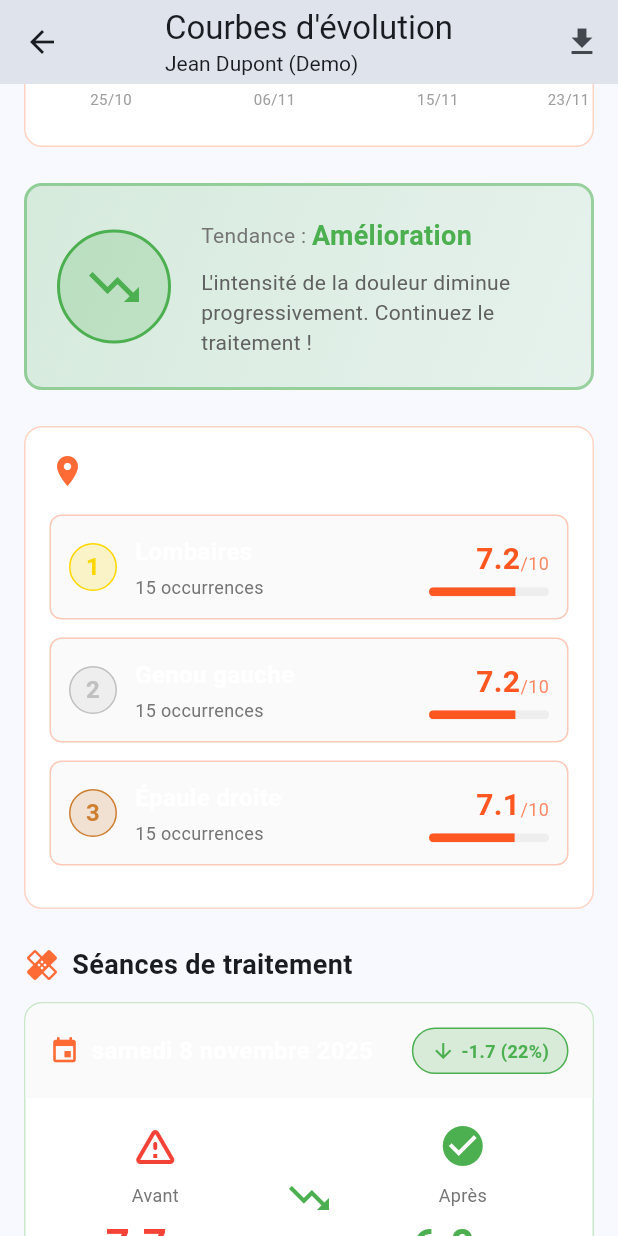
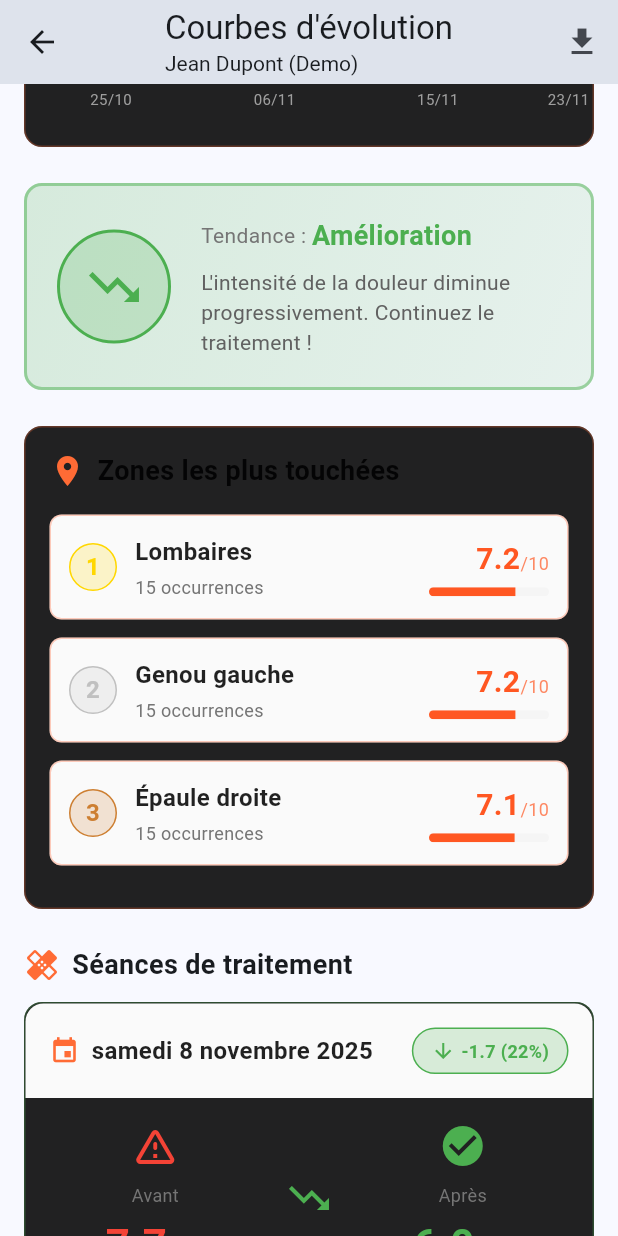
Before and after one commit to RBSoftwareAI/kine, a Flutter app: the EvolutionScreen screen opened directly, scrolled down 576 dp, on a phone screen of 412 x 824 dp. Run offline on Flutter 3.47's test engine with Material 3 defaults, Android fonts, the phone set to English and light mode, and no system bars; drawn by our look-alikes of fl_chart; our stand-ins replace cloud_firestore, csv, firebase_auth, firebase_core, shared_preferences, table_calendar; missing offline and left inert: dart:html; accounts and stored records are empty.

```diff
--- a/lib/views/evolution/evolution_screen.dart
+++ b/lib/views/evolution/evolution_screen.dart
@@ -204,7 +204,7 @@ class _EvolutionScreenState extends State<EvolutionScreen> {
     return Container(
       padding: const EdgeInsets.all(16),
       decoration: BoxDecoration(
-        color: Colors.white,
+        color: Colors.black87,
         borderRadius: BorderRadius.circular(12),
         border: Border.all(color: AppTheme.primaryOrange.withValues(alpha: 0.3)),
       ),
@@ -221,12 +221,12 @@ class _EvolutionScreenState extends State<EvolutionScreen> {
                     value: period,
                     child: Text(
                       period.label,
-                      style: const TextStyle(color: Colors.white),
+                      style: const TextStyle(color: Colors.black87),
                     ),
                   );
                 }).toList(),
                 onChanged: _onPeriodChanged,
-                dropdownColor: Colors.grey[100],
+                dropdownColor: Colors.grey[50],
                 icon: const Icon(Icons.arrow_drop_down, color: AppTheme.primaryOrange),
               ),
             ),
@@ -282,7 +282,7 @@ class _EvolutionScreenState extends State<EvolutionScreen> {
     return Container(
       padding: const EdgeInsets.all(16),
       decoration: BoxDecoration(
-        color: Colors.white,
+        color: Colors.black87,
         borderRadius: BorderRadius.circular(12),
         border: Border.all(color: color.withValues(alpha: 0.3)),
         boxShadow: [
@@ -332,7 +332,7 @@ class _EvolutionScreenState extends State<EvolutionScreen> {
     return Container(
       padding: const EdgeInsets.all(16),
       decoration: BoxDecoration(
-        color: Colors.white,
+        color: Colors.black87,
         borderRadius: BorderRadius.circular(12),
         border: Border.all(color: AppTheme.primaryOrange.withValues(alpha: 0.3)),
       ),
@@ -348,7 +348,7 @@ class _EvolutionScreenState extends State<EvolutionScreen> {
                 style: TextStyle(
                   fontSize: 18,
                   fontWeight: FontWeight.bold,
-                  color: Colors.white,
+                  color: Colors.black87,
                 ),
               ),
             ],
--- a/lib/views/evolution/widgets/intensity_chart.dart
+++ b/lib/views/evolution/widgets/intensity_chart.dart
@@ -151,7 +151,7 @@ class IntensityChart extends StatelessWidget {
       lineTouchData: LineTouchData(
         enabled: true,
         touchTooltipData: LineTouchTooltipData(
-          getTooltipColor: (touchedSpot) => Colors.grey[100]!,
+          getTooltipColor: (touchedSpot) => Colors.grey[50]!,
           tooltipRoundedRadius: 8,
           tooltipPadding: const EdgeInsets.all(8),
           getTooltipItems: (touchedSpots) {
@@ -174,7 +174,7 @@ class IntensityChart extends StatelessWidget {
               return LineTooltipItem(
                 label,
                 const TextStyle(
-                  color: Colors.white,
+                  color: Colors.black87,
                   fontWeight: FontWeight.bold,
                   fontSize: 12,
                 ),
--- a/lib/views/evolution/widgets/session_comparison_card.dart
+++ b/lib/views/evolution/widgets/session_comparison_card.dart
@@ -19,7 +19,7 @@ class SessionComparisonCard extends StatelessWidget {
 
     return Container(
       decoration: BoxDecoration(
-        color: Colors.white,
+        color: Colors.black87,
         borderRadius: BorderRadius.circular(12),
         border: Border.all(
           color: isPositive
@@ -52,7 +52,7 @@ class SessionComparisonCard extends StatelessWidget {
                   style: const TextStyle(
                     fontSize: 16,
                     fontWeight: FontWeight.bold,
-                    color: Colors.white,
+                    color: Colors.black87,
                   ),
                 ),
                 const Spacer(),
@@ -224,7 +224,7 @@ class SessionComparisonCard extends StatelessWidget {
                 flex: (before - after).round(),
                 child: Container(
                   height: 8,
-                  color: Colors.grey[100],
+                  color: Colors.grey[50],
                 ),
               ),
           ],
@@ -252,7 +252,7 @@ class SessionComparisonCard extends StatelessWidget {
                 flex: (10 - after).round(),
                 child: Container(
                   height: 8,
-                  color: Colors.grey[100],
+                  color: Colors.grey[50],
                 ),
               ),
           ],
--- a/lib/views/evolution/widgets/top_zones_widget.dart
+++ b/lib/views/evolution/widgets/top_zones_widget.dart
@@ -16,7 +16,7 @@ class TopZonesWidget extends StatelessWidget {
       return Container(
         padding: const EdgeInsets.all(24),
         decoration: BoxDecoration(
-          color: Colors.white,
+          color: Colors.black87,
           borderRadius: BorderRadius.circular(12),
         ),
         child: const Center(
@@ -31,7 +31,7 @@ class TopZonesWidget extends StatelessWidget {
     return Container(
       padding: const EdgeInsets.all(16),
       decoration: BoxDecoration(
-        color: Colors.white,
+        color: Colors.black87,
         borderRadius: BorderRadius.circular(12),
         border: Border.all(color: AppTheme.primaryOrange.withValues(alpha: 0.3)),
       ),
@@ -47,7 +47,7 @@ class TopZonesWidget extends StatelessWidget {
                 style: TextStyle(
                   fontSize: 18,
                   fontWeight: FontWeight.bold,
-                  color: Colors.white,
+                  color: Colors.black87,
                 ),
               ),
             ],
@@ -110,7 +110,7 @@ class TopZonesWidget extends StatelessWidget {
                   style: const TextStyle(
                     fontSize: 16,
                     fontWeight: FontWeight.bold,
-                    color: Colors.white,
+                    color: Colors.black87,
                   ),
                 ),
                 const SizedBox(height: 4),
@@ -157,7 +157,7 @@ class TopZonesWidget extends StatelessWidget {
                   borderRadius: BorderRadius.circular(4),
                   child: LinearProgressIndicator(
                     value: zone.averageIntensity / 10,
-                    backgroundColor: Colors.grey[200],
+                    backgroundColor: Colors.grey[100],
                     valueColor: AlwaysStoppedAnimation<Color>(intensityColor),
                     minHeight: 6,
                   ),
```
Also changed, not shown: 1 other file.
